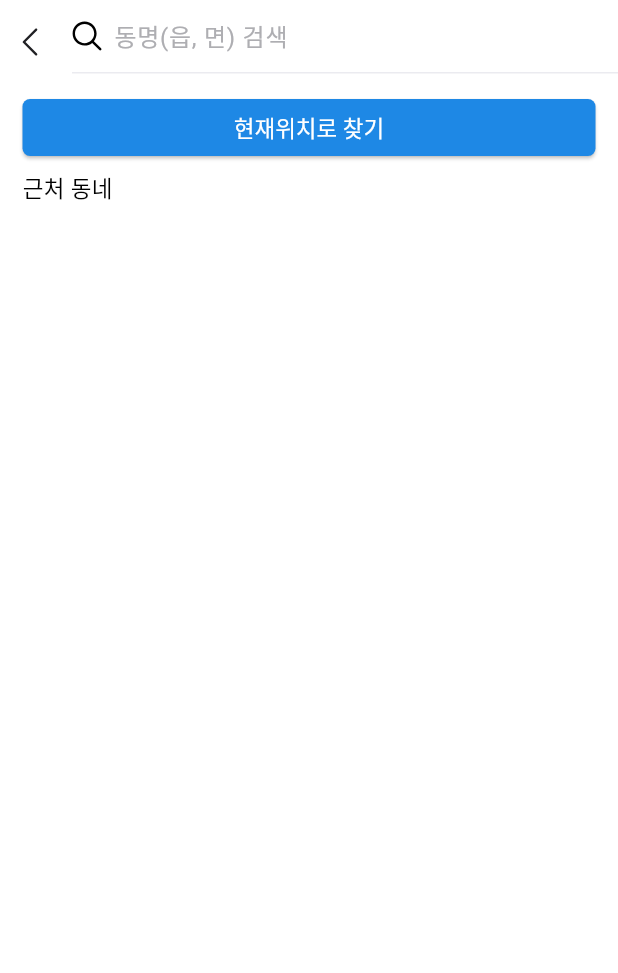
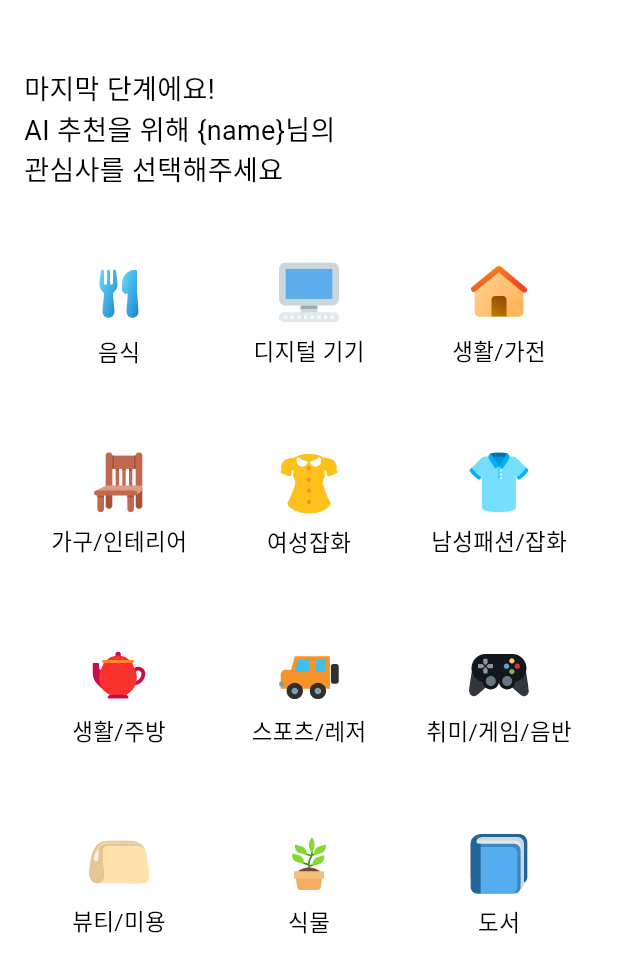
Before and after one commit to gdsc-ssu/anbd-app, a Flutter app: the screen it shows after launch, on a phone screen of 412 x 824 dp. Shown: the top 973 px of the screen. Run offline on Flutter 3.47's test engine with Material 3 defaults, Android fonts, the phone set to English and light mode, and no system bars; our stand-ins replace flutter_svg, go_router, shared_preferences, smooth_page_indicator; Roboto replaces fonts that are missing (PretendardExtraBold, PretendardMedium, PretendardSemiBold).

Commit message:
feat: CategoryScreen 구현

```diff
--- a/lib/constants/paths.dart
+++ b/lib/constants/paths.dart
@@ -7,4 +7,5 @@ abstract class Paths {
   static const String login = '/login';
   static const String signupProcess = '/signupProcess';
   static const String location = '/location';
+  static const String category = '/category';
 }
--- a/lib/route/routes.dart
+++ b/lib/route/routes.dart
@@ -1,4 +1,5 @@
 import 'package:anbd/screens/auth/login/login_screen.dart';
+import 'package:anbd/screens/auth/signup/category/category_screen.dart';
 import 'package:anbd/screens/auth/signup/location/location_screen.dart';
 import 'package:anbd/screens/auth/signup/question/question_screen.dart';
 import 'package:go_router/go_router.dart';
@@ -16,7 +17,7 @@ class AppRouter {
   }
 
   static final GoRouter router = GoRouter(
-    initialLocation: Paths.location, // ✅ 경로를 직접 사용
+    initialLocation: Paths.category, // ✅ 경로를 직접 사용
     routes: [
       GoRoute(
         path: Paths.onboarding,
@@ -38,6 +39,10 @@ class AppRouter {
         path: Paths.location,
         builder: (context, state) => LocationScreen(),
       ),
+      GoRoute(
+        path: Paths.category,
+        builder: (context, state) => CategoryScreen(),
+      ),
     ],
   );
 }
--- /dev/null
+++ b/lib/screens/auth/signup/category/category_screen.dart
@@ -0,0 +1,69 @@
+import 'package:anbd/constants/constants.dart';
+import 'package:anbd/screens/auth/signup/category/category_view_model.dart';
+import 'package:flutter/material.dart';
+import 'package:provider/provider.dart';
+
+class CategoryScreen extends StatelessWidget {
+  const CategoryScreen({Key? key}) : super(key: key);
+
+  @override
+  Widget build(BuildContext context) {
+    return ChangeNotifierProvider(
+      create: (_) => CategoryViewModel(),
+      child: Scaffold(
+        body: SafeArea(
+          child: Consumer<CategoryViewModel>(
+            builder: (context, viewModel, child) {
+              return Padding(
+                padding: const EdgeInsets.all(16.0),
+                child: Column(
+                  crossAxisAlignment: CrossAxisAlignment.start,
+                  children: [
+                    const SizedBox(height: 30),
+                    const Text(
+                      "마지막 단계에요!\nAI 추천을 위해 {name}님의 \n관심사를 선택해주세요",
+                      style: AnbdTextStyle.TitleSB18,
+                    ),
+                    const SizedBox(height: 20),
+
+                    // GridView
+                    Expanded(
+                      child: GridView.builder(
+                        itemCount: viewModel.categories.length,
+                        gridDelegate:
+                            const SliverGridDelegateWithFixedCrossAxisCount(
+                          crossAxisCount: 3, // 한 행에 3개
+                          childAspectRatio: 1,
+                        ),
+                        itemBuilder: (context, index) {
+                          final category = viewModel.categories[index];
+                          return InkWell(
+                            onTap: () {
+                              viewModel.selectCategory(
+                                  category.categoryKey, context);
+                            },
+                            child: Column(
+                              mainAxisAlignment: MainAxisAlignment.center,
+                              children: [
+                                category.icon,
+                                const SizedBox(height: 8),
+                                Text(
+                                  category.label,
+                                  style: AnbdTextStyle.BodySB15,
+                                ),
+                              ],
+                            ),
+                          );
+                        },
+                      ),
+                    ),
+                  ],
+                ),
+              );
+            },
+          ),
+        ),
+      ),
+    );
+  }
+}
--- /dev/null
+++ b/lib/screens/auth/signup/category/category_view_model.dart
@@ -0,0 +1,78 @@
+import 'package:anbd/constants/constants.dart';
+import 'package:flutter/material.dart';
+import 'package:flutter_svg/flutter_svg.dart';
+import 'package:go_router/go_router.dart';
+
+String baseSvgPicture = 'assets/svg/category/';
+
+class CategoryViewModel extends ChangeNotifier {
+  /// 카테고리 목록
+  final List<CategoryItem> categories = [
+    CategoryItem(
+        icon: SvgPicture.asset('${baseSvgPicture}food.svg'),
+        label: "음식",
+        categoryKey: "food"),
+    CategoryItem(
+        icon: SvgPicture.asset('${baseSvgPicture}digital.svg'),
+        label: "디지털 기기",
+        categoryKey: "digital"),
+    CategoryItem(
+        icon: SvgPicture.asset('${baseSvgPicture}home_appliance.svg'),
+        label: "생활/가전",
+        categoryKey: "home_appliance"),
+    CategoryItem(
+        icon: SvgPicture.asset('${baseSvgPicture}furniture_interior.svg'),
+        label: "가구/인테리어",
+        categoryKey: "furniture_interior"),
+    CategoryItem(
+        icon: SvgPicture.asset('${baseSvgPicture}woman_accessory.svg'),
+        label: "여성잡화",
+        categoryKey: "woman_accessory"),
+    CategoryItem(
+        icon: SvgPicture.asset('${baseSvgPicture}man_fashion.svg'),
+        label: "남성패션/잡화",
+        categoryKey: "man_fashion"),
+    CategoryItem(
+        icon: SvgPicture.asset('${baseSvgPicture}living_kitchen.svg'),
+        label: "생활/주방",
+        categoryKey: "living_kitchen"),
+    CategoryItem(
+        icon: SvgPicture.asset('${baseSvgPicture}sport_leisure.svg'),
+        label: "스포츠/레저",
+        categoryKey: "sport_leisure"),
+    CategoryItem(
+        icon: SvgPicture.asset('${baseSvgPicture}hobby_game_music.svg'),
+        label: "취미/게임/음반",
+        categoryKey: "hobby_game_music"),
+    CategoryItem(
+        icon: SvgPicture.asset('${baseSvgPicture}beauty_cosmetic.svg'),
+        label: "뷰티/미용",
+        categoryKey: "beauty_cosmetic"),
+    CategoryItem(
+        icon: SvgPicture.asset('${baseSvgPicture}plant.svg'),
+        label: "식물",
+        categoryKey: "plant"),
+    CategoryItem(
+        icon: SvgPicture.asset('${baseSvgPicture}book.svg'),
+        label: "도서",
+        categoryKey: "book"),
+  ];
+
+  /// 카테고리를 선택하면 다음 화면으로 이동
+  void selectCategory(String categoryKey, BuildContext context) {
+    context.push(Paths.home);
+  }
+}
+
+/// 카테고리 아이템 모델
+class CategoryItem {
+  final SvgPicture icon;
+  final String label;
+  final String categoryKey;
+
+  CategoryItem({
+    required this.label,
+    required this.categoryKey,
+    required this.icon,
+  });
+}
--- a/pubspec.yaml
+++ b/pubspec.yaml
@@ -40,6 +40,7 @@ flutter:
   assets:
     - assets/
     - assets/svg/
+    - assets/svg/category/
     - assets/images/login/
     - assets/images/onboarding/
     - assets/images/
```
Also changed, not shown: assets/svg/category/beauty_cosmetic.svg (added), assets/svg/category/book.svg (added), assets/svg/category/digital.svg (added), assets/svg/category/food.svg (added), assets/svg/category/furniture_interior.svg (added), assets/svg/category/hobby_game_music.svg (added), assets/svg/category/home_appliance.svg (added), assets/svg/category/living_kitchen.svg (added), assets/svg/category/man_fashion.svg (added), assets/svg/category/plant.svg (added), assets/svg/category/sport_leisure.svg (added), assets/svg/category/woman_accessory.svg (added).
